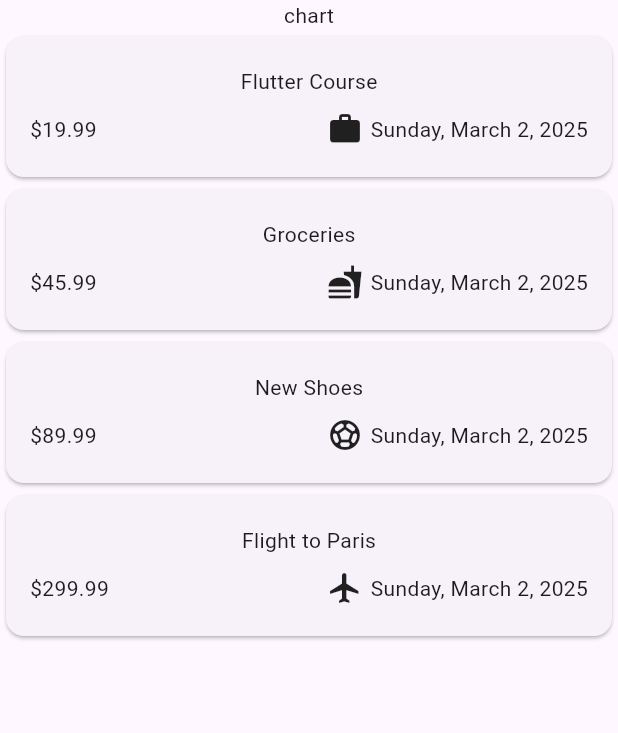
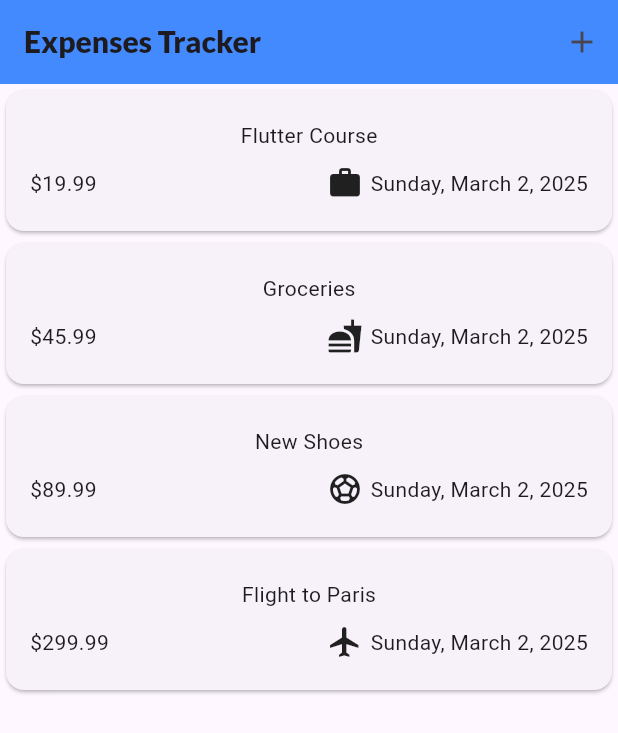
Before and after one commit to NavidZamanKhan/Expense-Tracker-App, a Flutter app: the screen it shows after launch, on a phone screen of 412 x 824 dp. Shown: the top 733 px of the screen. Run offline on Flutter 3.47's test engine with Material 3 defaults, Android fonts, the phone set to English and light mode, and no system bars; our stand-ins replace google_fonts.

Commit message:
added appBar and inproved the fonts

```diff
--- a/lib/widget/expenses.dart
+++ b/lib/widget/expenses.dart
@@ -1,6 +1,7 @@
 import 'package:expense_tracker/models/expense.dart';
 import 'package:expense_tracker/widget/expenses_list/expenses_list.dart';
 import 'package:flutter/material.dart';
+import 'package:google_fonts/google_fonts.dart';
 
 class Expenses extends StatefulWidget {
   const Expenses({super.key});
@@ -42,9 +43,21 @@ class _ExpensesState extends State<Expenses> {
   @override
   Widget build(context) {
     return Scaffold(
+      appBar: AppBar(
+        title: Text(
+          "Expenses Tracker",
+          style: GoogleFonts.lato(
+            textStyle: const TextStyle(
+              fontSize: 20,
+              fontWeight: FontWeight.w900,
+            ),
+          ),
+        ),
+        backgroundColor: Colors.blueAccent,
+        actions: [IconButton(icon: const Icon(Icons.add), onPressed: () {})],
+      ),
       body: Column(
         children: [
-          const Text("chart"),
           Expanded(child: ExpensesList(expenses: _registeredExpenses)),
         ],
       ),
--- a/lib/widget/expenses_list/expenses_list.dart
+++ b/lib/widget/expenses_list/expenses_list.dart
@@ -10,7 +10,6 @@ class ExpensesList extends StatelessWidget {
   @override
   Widget build(BuildContext context) {
     return ListView.builder(
-      // physics: const BouncingScrollPhysics(),
       itemCount: expenses.length,
       itemBuilder: (ctx, index) => ExpensesItem(expenses[index]),
     );
--- a/pubspec.yaml
+++ b/pubspec.yaml
@@ -36,6 +36,7 @@ dependencies:
   cupertino_icons: ^1.0.8
   uuid: ^4.5.1
   intl: ^0.20.2
+  google_fonts: ^6.2.1
 
 dev_dependencies:
   flutter_test:
```
Also changed, not shown: pubspec.lock, 1 other file.
